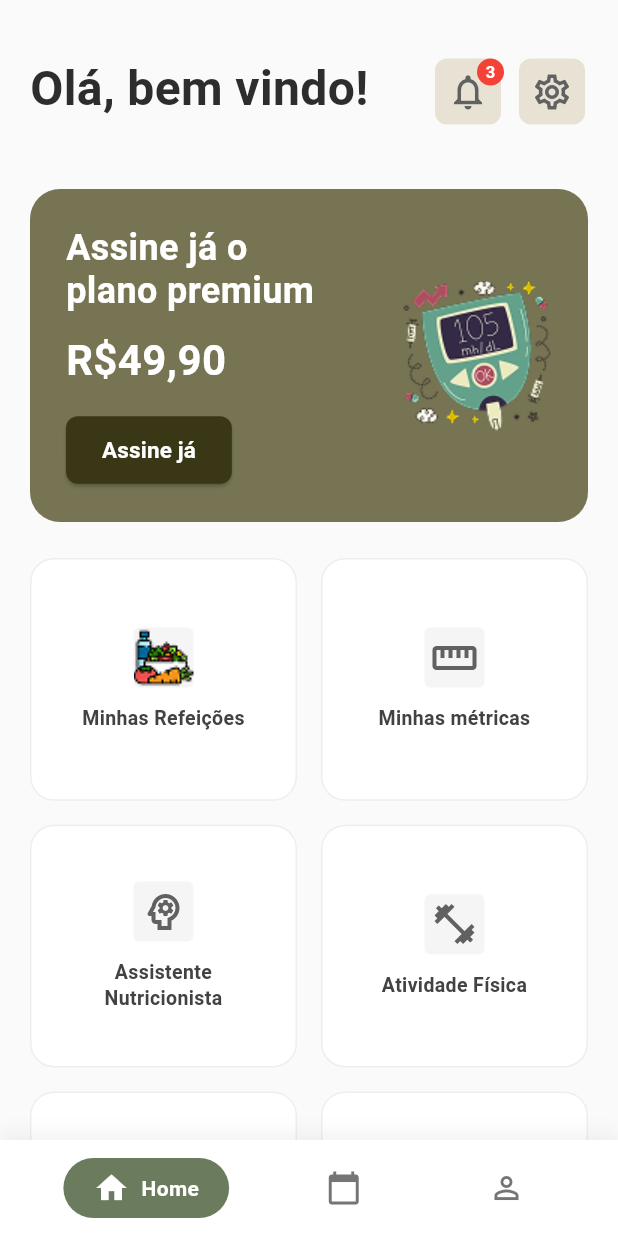
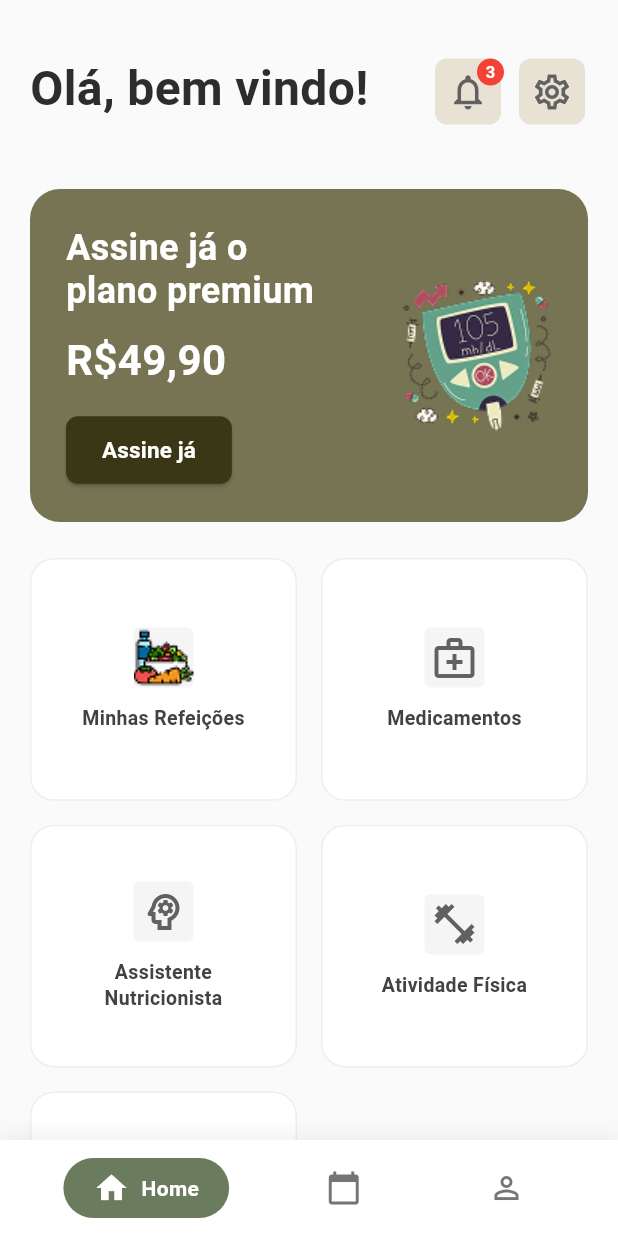
Before and after one commit to JuuJ12/DSI-PROJECT, a Flutter app: the HomeScreen screen opened by its route, on a phone screen of 412 x 824 dp. Run offline on Flutter 3.47's test engine with Material 3 defaults, Android fonts, the phone set to English and light mode, and no system bars; our stand-ins replace cloud_firestore, firebase_auth, firebase_core, flutter_map, geolocator, go_router and 4 more; accounts and stored records are empty.

Commit message:
Rename feature card from 'Minhas métricas' to 'Medicamentos'

```diff
--- a/dsi_project/lib/features/home/home_screen.dart
+++ b/dsi_project/lib/features/home/home_screen.dart
@@ -259,11 +259,11 @@ class _HomeScreenState extends State<HomeScreen> {
                           useAssetImage: true,
                           onTap: () => _navigateToMyMeals(context),
                         ),
-                        // Minhas métricas
+                        // Medicamentos
                         _buildFeatureCard(
                           context,
-                          title: 'Minhas métricas',
-                          icon: Icons.straighten,
+                          title: 'Medicamentos',
+                          icon: Icons.medical_services_outlined,
                           onTap: () => _showComingSoon(context),
                         ),
                         // Assistente Nutricionista
@@ -293,13 +293,6 @@ class _HomeScreenState extends State<HomeScreen> {
                           title: 'Mapa Diabetes',
                           icon: Icons.map_outlined,
                           onTap: () => context.go('/mapa-diabetes'),
-                        ),
-                        // Medicamentos
-                        _buildFeatureCard(
-                          context,
-                          title: 'Medicamentos',
-                          icon: Icons.medication_outlined,
-                          onTap: () => _showComingSoon(context),
                         ),
                       ],
                     ),
```
